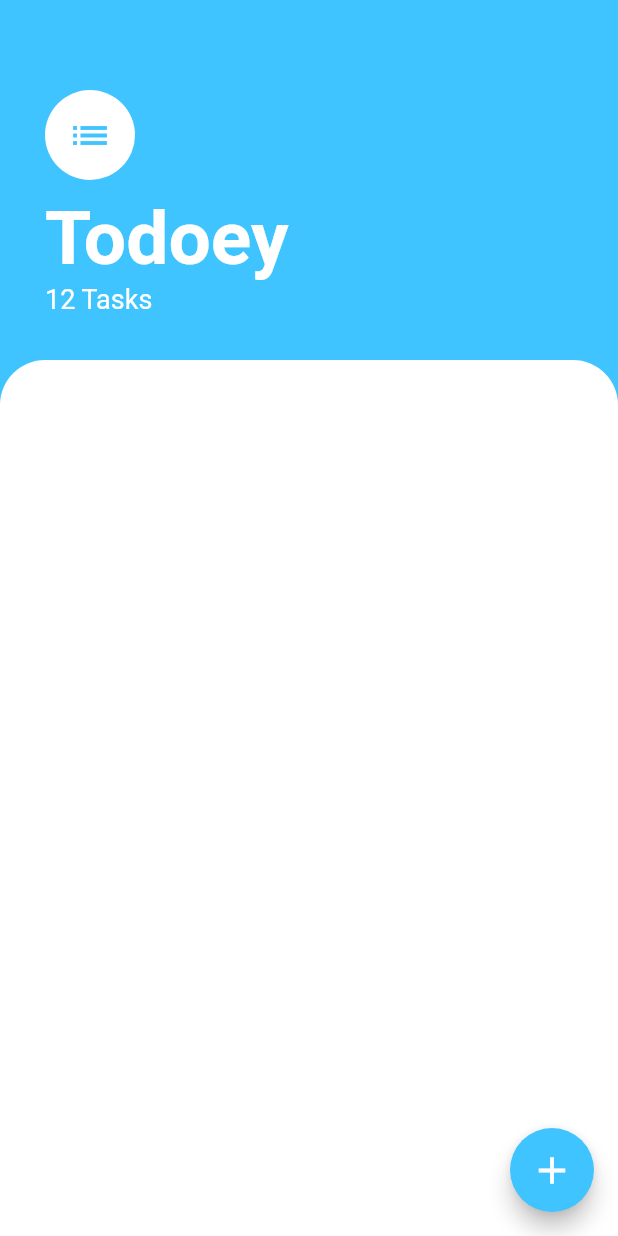
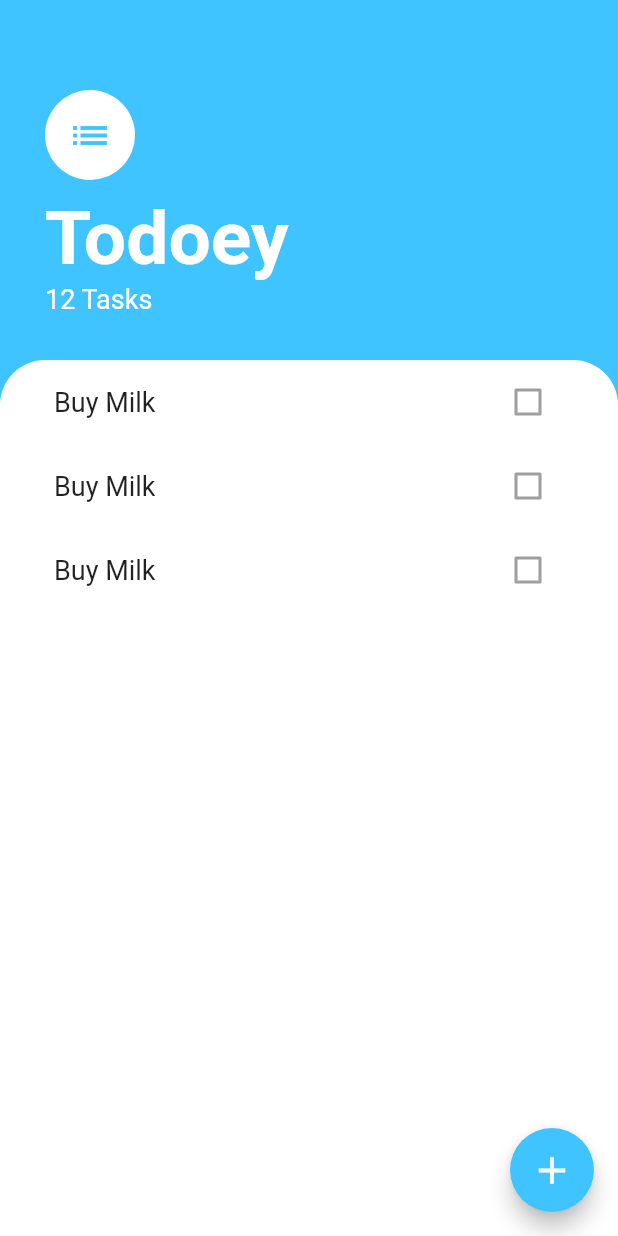
Before and after one commit to ankanSikdar/flutter-todoey, a Flutter app: the screen it shows after launch, on a phone screen of 412 x 824 dp. Run offline on Flutter 3.47's test engine with Material 2 defaults, Android fonts, the phone set to English and light mode, and no system bars.

Commit message:
Added TaskList and TaskTile

```diff
--- a/lib/screens/tasks_screen.dart
+++ b/lib/screens/tasks_screen.dart
@@ -1,4 +1,6 @@
 import 'package:flutter/material.dart';
+
+import 'package:todoey/widgets/task_list.dart';
 
 class TasksScreen extends StatelessWidget {
   @override
@@ -55,6 +57,7 @@ class TasksScreen extends StatelessWidget {
           ),
           Expanded(
             child: Container(
+              padding: EdgeInsets.symmetric(horizontal: 20.0),
               decoration: BoxDecoration(
                 color: Colors.white,
                 borderRadius: BorderRadius.only(
@@ -62,6 +65,7 @@ class TasksScreen extends StatelessWidget {
                   topRight: Radius.circular(30.0),
                 ),
               ),
+              child: TaskList(),
             ),
           )
         ],
--- /dev/null
+++ b/lib/widgets/task_list.dart
@@ -0,0 +1,20 @@
+import 'package:flutter/material.dart';
+
+import 'package:todoey/widgets/task_tile.dart';
+
+class TaskList extends StatelessWidget {
+  const TaskList({
+    Key key,
+  }) : super(key: key);
+
+  @override
+  Widget build(BuildContext context) {
+    return ListView(
+      children: [
+        TaskTile(),
+        TaskTile(),
+        TaskTile(),
+      ],
+    );
+  }
+}
--- /dev/null
+++ b/lib/widgets/task_tile.dart
@@ -0,0 +1,19 @@
+import 'package:flutter/material.dart';
+
+class TaskTile extends StatelessWidget {
+  @override
+  Widget build(BuildContext context) {
+    return ListTile(
+      title: Text(
+        'Buy Milk',
+        style: TextStyle(
+          fontSize: 18.0,
+        ),
+      ),
+      trailing: Checkbox(
+        value: false,
+        onChanged: null,
+      ),
+    );
+  }
+}
```
